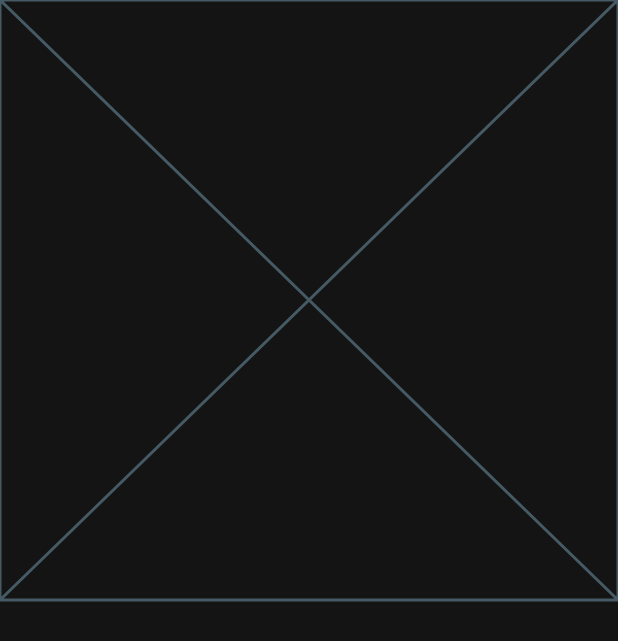
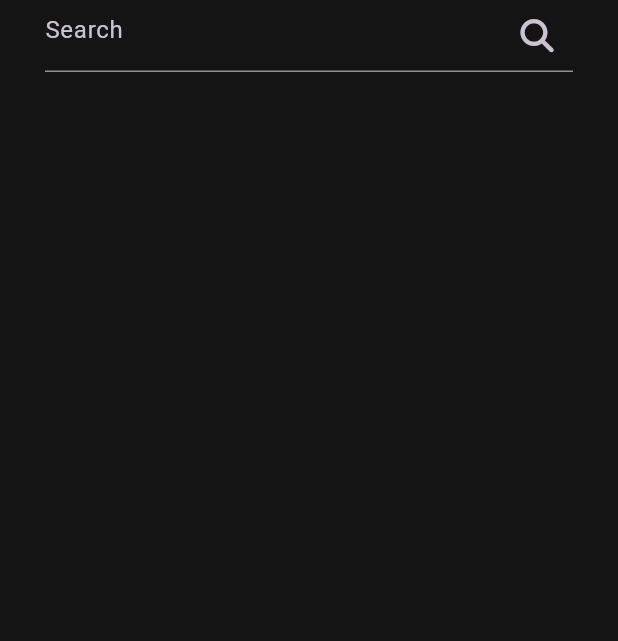
Before and after one commit to saraUsama9910/bookapp, a Flutter app: the SearchView screen opened by its route, on a phone screen of 412 x 824 dp. Shown: the top 641 px of the screen. Run offline on Flutter 3.47's test engine with Material 3 defaults, Android fonts, the phone set to English and light mode, and no system bars; our stand-ins replace font_awesome_flutter, go_router.

Commit message:
ADD PADDING TO TEXT FIELD

```diff
--- a/lib/Features/search/peresntation/views/widgets/search_view_body.dart
+++ b/lib/Features/search/peresntation/views/widgets/search_view_body.dart
@@ -1,12 +1,16 @@
 import 'package:flutter/material.dart';
+import 'package:font_awesome_flutter/font_awesome_flutter.dart';
 
 class SearchViewBody extends StatelessWidget {
   const SearchViewBody({super.key});
 
   @override
   Widget build(BuildContext context) {
-    return const Column(
-      children: [CustomSearchTextField()],
+    return const Padding(
+      padding: EdgeInsets.symmetric(horizontal: 30),
+      child: Column(
+        children: [CustomSearchTextField()],
+      ),
     );
   }
 }
@@ -16,6 +20,15 @@ class CustomSearchTextField extends StatelessWidget {
 
   @override
   Widget build(BuildContext context) {
-    return const Placeholder();
+    return TextField(
+      decoration: InputDecoration(
+          hintText: 'Search',
+          suffixIcon: IconButton(
+              onPressed: () {},
+              icon: const Icon(
+                FontAwesomeIcons.magnifyingGlass,
+                size: 22,
+              ))),
+    );
   }
 }
```
